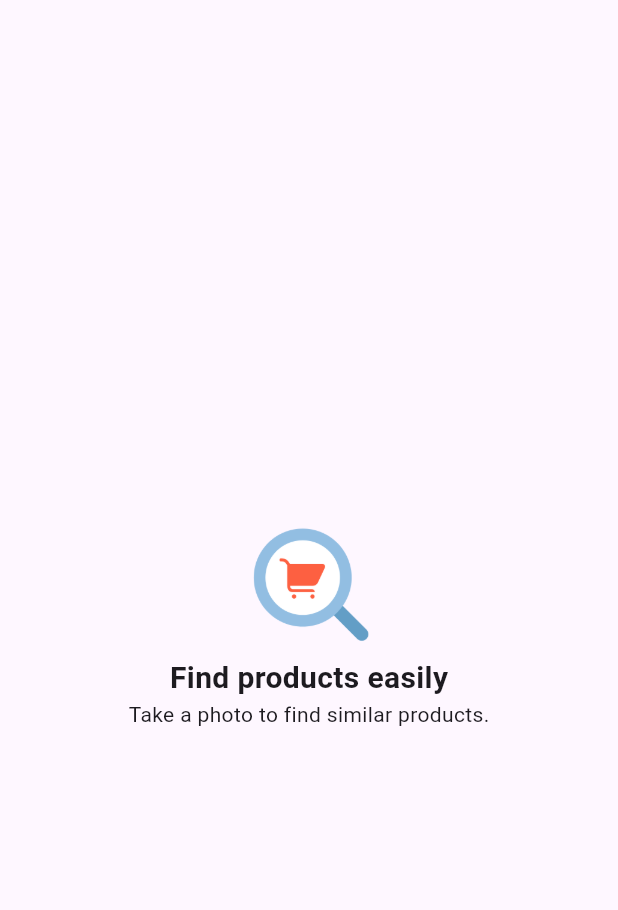
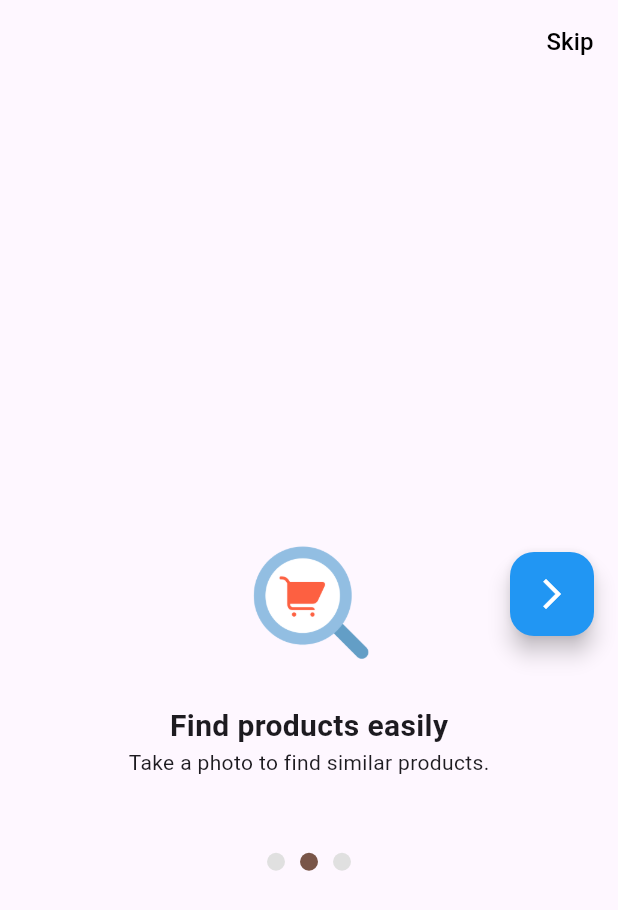
Before and after one commit to kawsar-ahmmed-hridoy/Shopping-Site, a Flutter app: the screen it shows after launch, swiped to page 2, on a phone screen of 412 x 824 dp. Shown: the top 910 px of the screen. Run offline on Flutter 3.47's test engine with Material 3 defaults, Android fonts, the phone set to English and light mode, and no system bars.

Commit message:
made changes Page2

```diff
--- a/lib/Screens/Starting/Page1.dart
+++ b/lib/Screens/Starting/Page1.dart
@@ -1,6 +1,6 @@
 import 'package:flutter/material.dart';
+import 'package:shopping_site/Screens/Signup/SigninScreen.dart';
 import 'package:shopping_site/Screens/Starting/Page2.dart';
-import '../Signup/SigninScreen.dart';
 
 class Page1 extends StatelessWidget {
   @override
--- a/lib/Screens/Starting/Page2.dart
+++ b/lib/Screens/Starting/Page2.dart
@@ -1,20 +1,46 @@
 import 'package:flutter/material.dart';
+import 'package:shopping_site/Screens/Signup/SigninScreen.dart';
+import 'package:shopping_site/Screens/Starting/Page3.dart';
 
 class Page2 extends StatelessWidget {
   @override
   Widget build(BuildContext context) {
-    return Center(
-      child: Column(
-        mainAxisAlignment: MainAxisAlignment.center,
-        children: [
-          Image.asset('assets/Initial/find_products.png', height: 100),
-          Text(
-            'Find products easily',
-            style: TextStyle(fontSize: 20, fontWeight: FontWeight.bold),
-          ),
-          Text('Take a photo to find similar products.'),
-        ],
+    return Scaffold(
+      appBar: AppBar(
+        backgroundColor: Colors.transparent, elevation: 0,
+        actions: [TextButton(onPressed: () {Navigator.push(context, MaterialPageRoute(builder: (context) => SigninScreen()),);}, child: Text("Skip", style: TextStyle(color: Colors.black, fontSize: 16,),),),],
+      ),
+      body: Center(
+        child: Column(
+          mainAxisAlignment: MainAxisAlignment.center,
+          children: [SizedBox(height: 50), Image.asset("assets/Initial/find_products.png", height: 100), SizedBox(height: 20),
+            Text("Find products easily", style: TextStyle(fontSize: 20, fontWeight: FontWeight.bold),), Text("Take a photo to find similar products."), SizedBox(height: 50),
+            Row(mainAxisAlignment: MainAxisAlignment.center, children: [_buildDot(false), _buildDot(true), _buildDot(false),],),
+          ],
+        ),
+      ),
+      floatingActionButton: Align(
+        alignment: Alignment.centerRight,
+        child: FloatingActionButton(
+          onPressed: () {
+            Navigator.push(
+              context,
+              PageRouteBuilder(
+                pageBuilder: (context, animation, secondaryAnimation) => Page3(),
+                transitionsBuilder: (context, animation, secondaryAnimation, child) {const begin = Offset(1.0, 0.0);const end = Offset.zero;const curve = Curves.easeInOut;
+                  var tween = Tween(begin: begin, end: end).chain(CurveTween(curve: curve));
+                  var offsetAnimation = animation.drive(tween);
+                  return SlideTransition(position: offsetAnimation, child: child,);
+                },
+              ),
+            );
+          },
+          backgroundColor: Colors.blue, child: Icon(Icons.arrow_forward_ios, color: Colors.white),
+        ),
       ),
     );
   }
+  Widget _buildDot(bool isActive) {
+    return Container(margin: EdgeInsets.symmetric(horizontal: 5), width: 12, height: 12, decoration: BoxDecoration(color: isActive ? Colors.brown : Colors.grey[300], shape: BoxShape.circle,),);
+  }
 }
```
